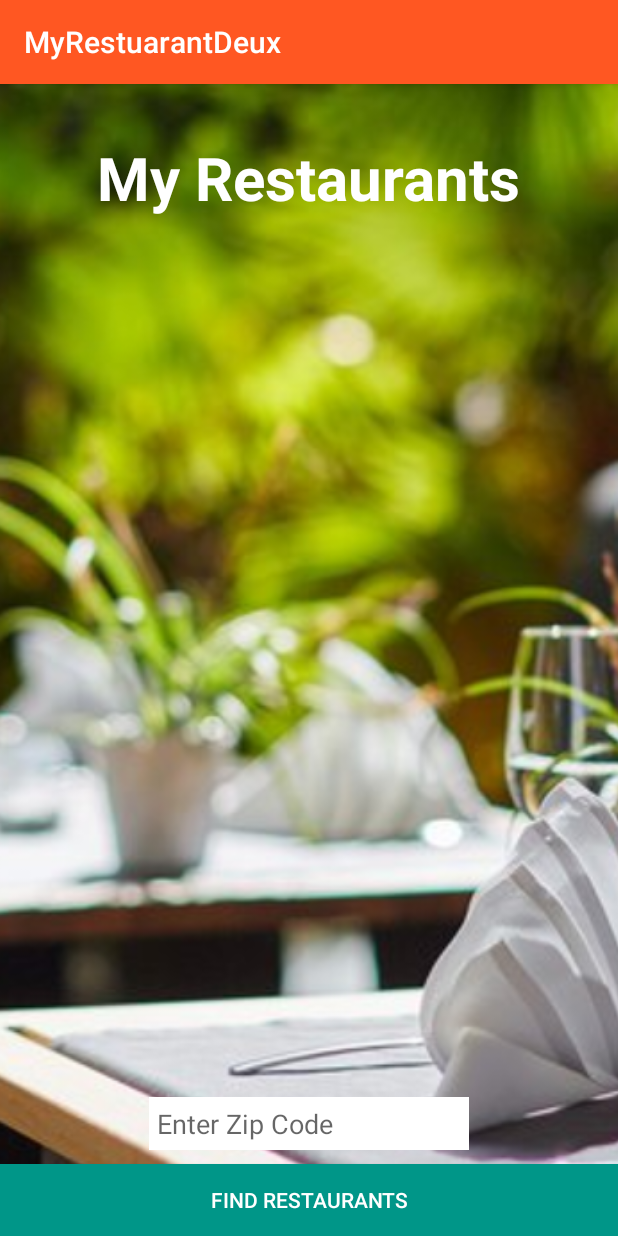
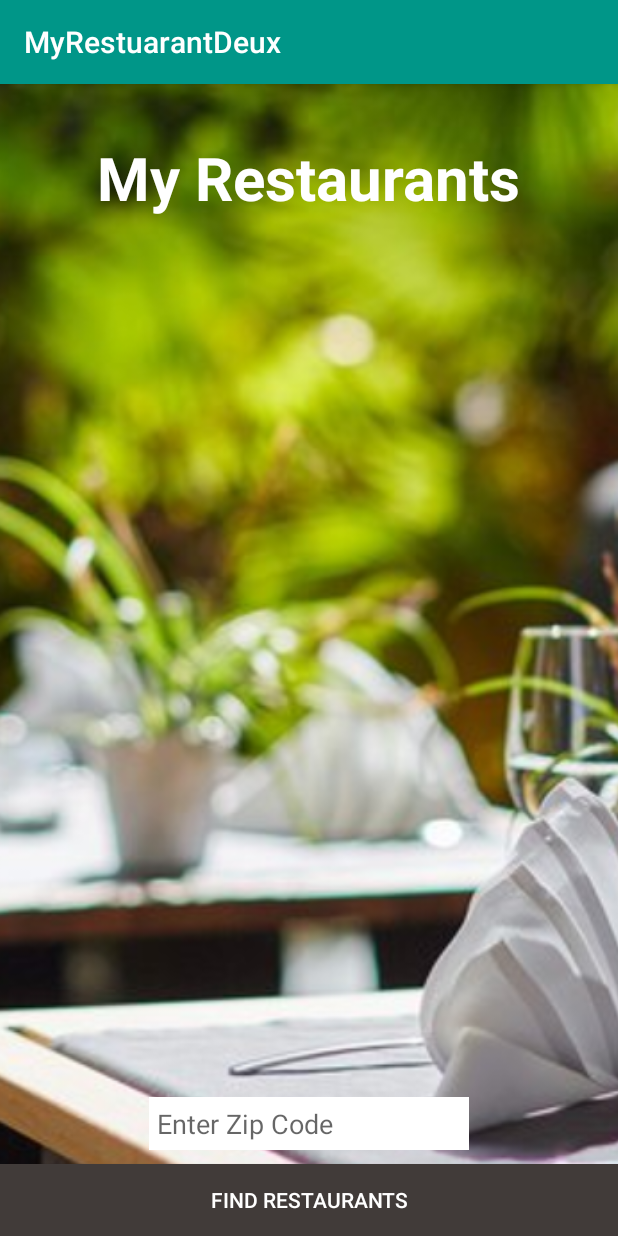
Before and after one commit to sbehnken/RestaurantsNearby, an Android app: the screen it shows after launch (MainActivity), on a phone screen of 412 x 824 dp. Run offline under Robolectric (Android 15) with nearby library versions, the phone set to English and light mode, and no system bars.

Commit message:
fixed ampersand search, changed color scheme

```diff
--- a/app/src/main/java/com/example/myrestaurantdeux/myrestuarantdeux/RestaurantDetailFragment.java
+++ b/app/src/main/java/com/example/myrestaurantdeux/myrestuarantdeux/RestaurantDetailFragment.java
@@ -92,7 +92,8 @@ public class RestaurantDetailFragment extends Fragment {
         mAddressLabel.setOnClickListener(new View.OnClickListener() {
             @Override
             public void onClick(View v) {
-                Uri gmmIntentUri = Uri.parse("http://maps.google.com/maps?q=" + mRestaurant.getName() + mRestaurant.getAddress());
+
+                Uri gmmIntentUri = Uri.parse("http://maps.google.com/maps?q=" + mRestaurant.getAddress() + mRestaurant.getName());
                 Intent mapIntent = new Intent(Intent.ACTION_VIEW, gmmIntentUri);
                 startActivity(mapIntent);
 
--- a/app/src/main/java/com/example/myrestaurantdeux/myrestuarantdeux/ui/MainActivity.java
+++ b/app/src/main/java/com/example/myrestaurantdeux/myrestuarantdeux/ui/MainActivity.java
@@ -29,7 +29,7 @@ public class MainActivity extends AppCompatActivity {
             @Override
             public boolean onKey(View v, int keyCode, KeyEvent event) {
 
-                if (keyCode == KeyEvent.KEYCODE_ENTER) {
+                if (event.getAction() == KeyEvent.ACTION_DOWN) {
 
                     String location = mLocationEditText.getText().toString();
 
--- a/app/src/main/res/values/colors.xml
+++ b/app/src/main/res/values/colors.xml
@@ -1,10 +1,10 @@
 <?xml version="1.0" encoding="utf-8"?>
 <resources>
-    <color name="colorPrimary">#FF5722</color>
-    <color name="colorPrimaryDark">#E64A19</color>
+    <color name="colorPrimary">#009688</color>
+    <color name="colorPrimaryDark">#413b39</color>
     <color name="colorPrimaryLight">#FFCCBC</color>
     <color name="colorTextIcons">#FFFFFF</color>
-    <color name="colorAccent">#009688</color>
+    <color name="colorAccent">#413b39</color>
     <color name="colorPrimaryText">#212121</color>
     <color name="colorSecondaryText">#727272</color>
     <color name="colorDivider">#B6B6B6</color>
```
Also changed, not shown: app/src/main/AndroidManifest.xml (+7 -2 lines), app/src/main/java/com/example/myrestaurantdeux/myrestuarantdeux/MyRestaurantsArrayAdapter.java (+25 -25 lines), app/src/main/java/com/example/myrestaurantdeux/myrestuarantdeux/RestaurantDetailActivity.java (+21 -1 lines), app/src/main/java/com/example/myrestaurantdeux/myrestuarantdeux/ui/RestaurantListActivity.java (+22 -1 lines).
